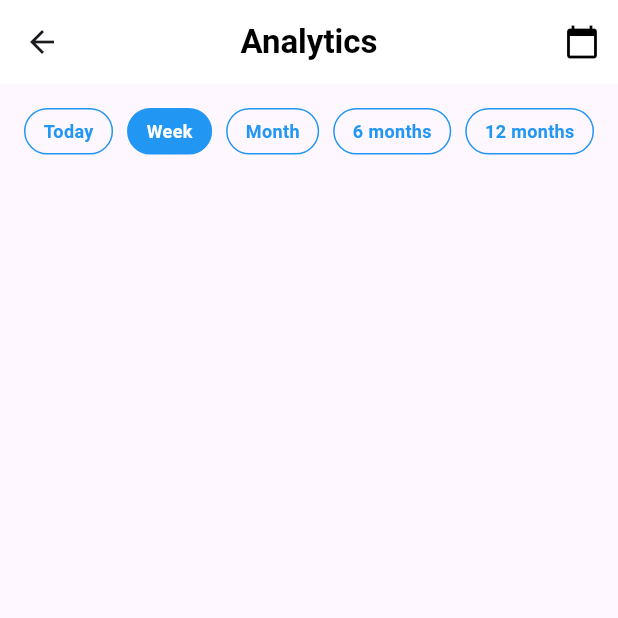
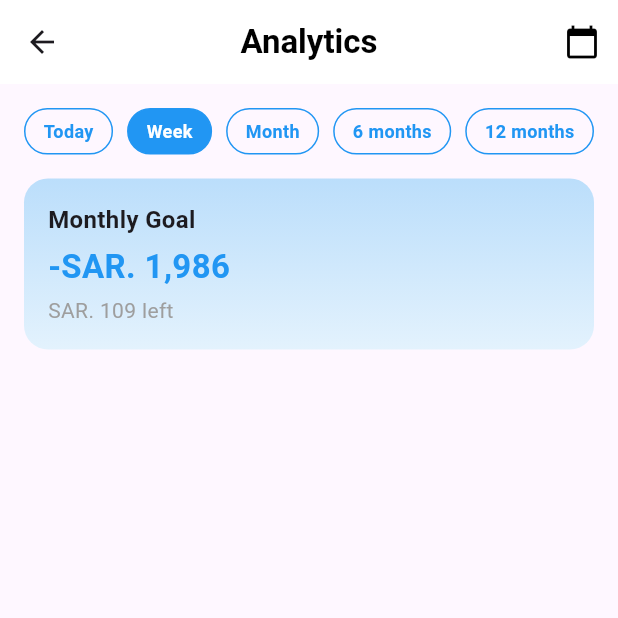
Before and after one commit to Qadir09/hasib_app, a Flutter app: the AnalyticsPage screen opened directly, on a phone screen of 412 x 824 dp, the top half of it. Run offline on Flutter 3.47's test engine with Material 3 defaults, Android fonts, the light colour scheme and no system bars.

Commit message:
Update page2.dart
add monthly goal

```diff
--- a/lib/page2.dart
+++ b/lib/page2.dart
@@ -37,6 +37,47 @@ class AnalyticsPage extends StatelessWidget {
                   _buildToggleButton("12 months", false),
                 ],
               ),
+              const SizedBox(height: 16),
+
+              // Monthly Goal Card
+              Container(
+                width: double.infinity,
+                padding: const EdgeInsets.all(16),
+                decoration: BoxDecoration(
+                  gradient: LinearGradient(
+                    colors: [Colors.blue.shade100, Colors.blue.shade50],
+                    begin: Alignment.topCenter,
+                    end: Alignment.bottomCenter,
+                  ),
+                  borderRadius: BorderRadius.circular(16),
+                ),
+                child: Column(
+                  crossAxisAlignment: CrossAxisAlignment.start,
+                  children: const [
+                    Text(
+                      "Monthly Goal",
+                      style: TextStyle(
+                        fontSize: 16,
+                        fontWeight: FontWeight.bold,
+                      ),
+                    ),
+                    SizedBox(height: 4),
+                    Text(
+                      "-SAR. 1,986",
+                      style: TextStyle(
+                        fontSize: 22,
+                        fontWeight: FontWeight.bold,
+                        color: Colors.blue,
+                      ),
+                    ),
+                    SizedBox(height: 4),
+                    Text(
+                      "SAR. 109 left",
+                      style: TextStyle(fontSize: 14, color: Colors.grey),
+                    ),
+                  ],
+                ),
+              ),
             ],
           ),
         ),
```
